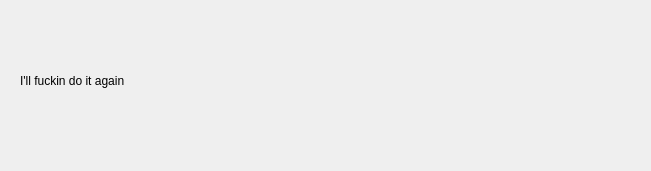
Qt form framemanager.ui (BrandonWortmann/SpriteEditor) before a commit.
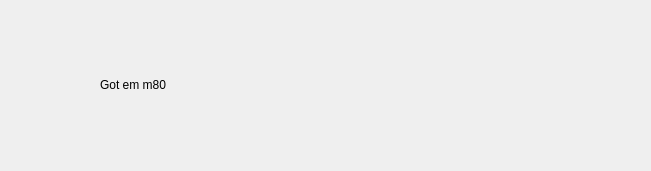
The same form after that commit.

The edit to the form file:
```diff
--- a/framemanager.ui
+++ b/framemanager.ui
@@ -16,23 +16,23 @@
   <widget class="QLabel" name="prevLabel">
    <property name="geometry">
     <rect>
-     <x>20</x>
-     <y>40</y>
-     <width>161</width>
-     <height>81</height>
+     <x>100</x>
+     <y>10</y>
+     <width>150</width>
+     <height>150</height>
     </rect>
    </property>
    <property name="text">
-    <string>I'll fuckin do it again</string>
+    <string>Got em m80</string>
    </property>
   </widget>
   <widget class="QLabel" name="currLabel">
    <property name="geometry">
     <rect>
-     <x>220</x>
-     <y>40</y>
-     <width>161</width>
-     <height>81</height>
+     <x>280</x>
+     <y>10</y>
+     <width>150</width>
+     <height>150</height>
     </rect>
    </property>
    <property name="text">
@@ -42,10 +42,10 @@
   <widget class="QLabel" name="nextLabel">
    <property name="geometry">
     <rect>
-     <x>450</x>
-     <y>40</y>
-     <width>161</width>
-     <height>81</height>
+     <x>460</x>
+     <y>10</y>
+     <width>150</width>
+     <height>150</height>
     </rect>
    </property>
    <property name="text">
```
